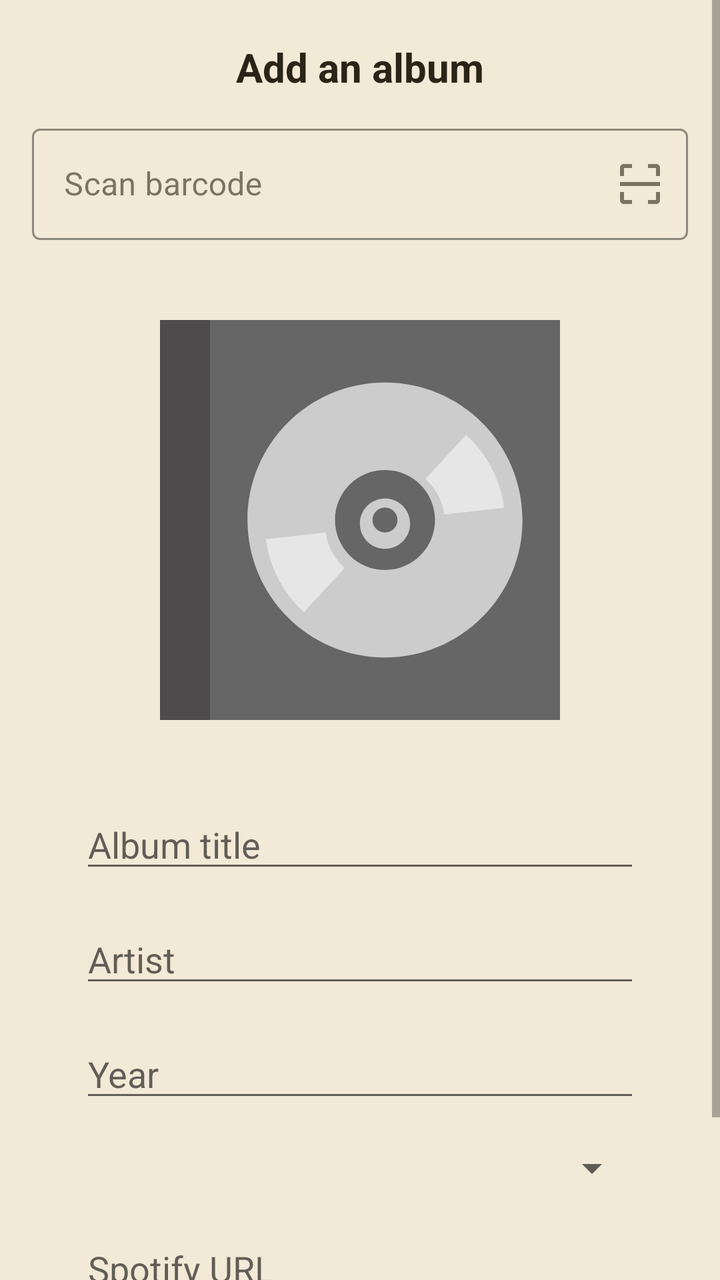
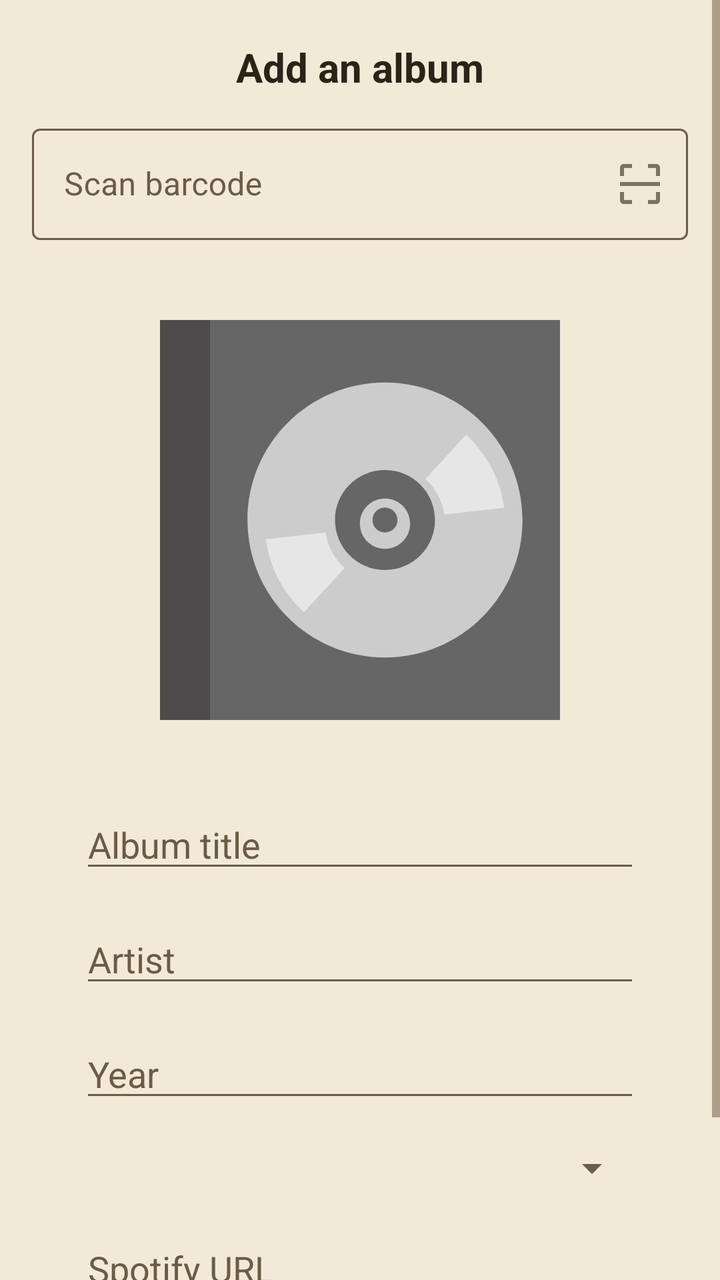

Before-and-after screenshots of an Android layout around one commit, followed by the original layout XML and the change that was made.
<!-- AndroidManifest.xml: application theme Theme.VintageTrackD -->
<!-- res/layout/activity_add_album.xml -->
<?xml version="1.0" encoding="utf-8"?>
<ScrollView xmlns:android="http://schemas.android.com/apk/res/android"
        xmlns:app="http://schemas.android.com/apk/res-auto"
        android:id="@+id/scrollView"
        android:layout_width="match_parent"
        android:layout_height="match_parent">

    <LinearLayout
            android:layout_width="match_parent"
            android:layout_height="wrap_content"
            android:gravity="top"
            android:orientation="vertical"
            android:padding="@dimen/screen_padding">

        <LinearLayout
                android:id="@+id/barcodeScanHeader"
                android:layout_width="match_parent"
                android:layout_height="wrap_content"
                android:gravity="center"
                android:orientation="horizontal"
                android:paddingTop="4dp"
                android:paddingBottom="12dp">

            <TextView
                    android:id="@+id/tvTitle"
                    android:layout_width="wrap_content"
                    android:layout_height="wrap_content"
                    android:text="Add an album"
                    android:textAlignment="center"
                    android:textSize="@dimen/header_text_size"
                    android:textStyle="bold" />
        </LinearLayout>

        <LinearLayout
                android:layout_width="match_parent"
                android:layout_height="wrap_content"
                android:layout_marginBottom="16dp"
                android:gravity="center_vertical"
                android:orientation="horizontal">

            <com.google.android.material.textfield.TextInputLayout
                    android:id="@+id/lyBarcode"
                    android:layout_width="0dp"
                    android:layout_height="wrap_content"
                    android:layout_weight="1"
                    android:hint="Scan barcode"
                    app:endIconDrawable="@drawable/ic_scan"
                    app:endIconMode="custom">

                <com.google.android.material.textfield.TextInputEditText
                        android:id="@+id/etBarcode"
                        android:layout_width="match_parent"
                        android:layout_height="wrap_content"
                        android:imeOptions="actionGo"
                        android:inputType="number"
                        android:singleLine="true" />
            </com.google.android.material.textfield.TextInputLayout>
        </LinearLayout>

        <ImageView
                android:id="@+id/ivCover"
                android:layout_width="200dp"
                android:layout_height="200dp"
                android:layout_gravity="center"
                android:layout_margin="@dimen/margin_large"
                android:background="#ddd"
                android:scaleType="centerCrop"
                android:src="@drawable/cover_placeholder" />


        <EditText
                android:id="@+id/etTitle"
                android:layout_width="match_parent"
                android:layout_height="wrap_content"
                android:layout_marginLeft="@dimen/margin_large"
                android:layout_marginTop="@dimen/margin_medium"
                android:layout_marginRight="@dimen/margin_large"
                android:hint="Album title"
                android:inputType="textMultiLine"
                android:maxLines="3" />

        <MultiAutoCompleteTextView
                android:id="@+id/etArtist"
                android:layout_width="match_parent"
                android:layout_height="wrap_content"
                android:layout_marginLeft="@dimen/margin_large"
                android:layout_marginTop="@dimen/margin_medium"
                android:layout_marginRight="@dimen/margin_large"
                android:completionThreshold="1"
                android:hint="Artist"
                android:inputType="textMultiLine"
                android:maxLines="3" />

        <EditText
                android:id="@+id/etYear"
                android:layout_width="match_parent"
                android:layout_height="wrap_content"
                android:layout_marginLeft="@dimen/margin_large"
                android:layout_marginTop="@dimen/margin_medium"
                android:layout_marginRight="@dimen/margin_large"
                android:hint="Year"
                android:imeOptions="actionNext"
                android:inputType="number" />

        <Spinner
                android:id="@+id/spFormat"
                android:layout_width="match_parent"
                android:layout_height="wrap_content"
                android:layout_marginLeft="@dimen/margin_large"
                android:layout_marginTop="@dimen/margin_medium"
                android:layout_marginRight="@dimen/margin_large" />

        <EditText
                android:id="@+id/etSpotifyUrl"
                android:layout_width="match_parent"
                android:layout_height="wrap_content"
                android:layout_marginLeft="@dimen/margin_large"
                android:layout_marginTop="@dimen/margin_medium"
                android:layout_marginRight="@dimen/margin_large"
                android:hint="Spotify URL"
                android:inputType="textMultiLine"
                android:maxLines="3" />

        <Button
                android:id="@+id/btnSave"
                android:layout_width="match_parent"
                android:layout_height="wrap_content"
                android:layout_marginLeft="@dimen/margin_large"
                android:layout_marginTop="@dimen/margin_medium"
                android:layout_marginRight="@dimen/margin_large"
                android:text="Save Album" />
    </LinearLayout>

</ScrollView>
<!-- resources referenced by this layout -->
<resources>
  <dimen name="header_text_size">20sp</dimen>
  <dimen name="margin_large">24dp</dimen>
  <dimen name="margin_medium">16dp</dimen>
  <dimen name="screen_padding">@dimen/padding_medium</dimen>
  <style name="Theme.VintageTrackD" parent="Theme.MaterialComponents.Light.NoActionBar">
          
          <item name="android:colorBackground">@color/td_bg</item>
          <item name="colorSurface">@color/td_surface</item>
          <item name="colorOnSurface">@color/td_onSurface</item>
          <item name="colorOnBackground">@color/td_onBg</item>
  
          
          <item name="colorPrimary">@color/td_primary</item>
          <item name="colorPrimaryVariant">@color/td_primaryVariant</item>
          <item name="colorOnPrimary">@color/td_onPrimary</item>
  
          
          <item name="colorSecondary">@color/td_secondary</item>
          <item name="colorSecondaryVariant">@color/td_secondaryVariant</item>
          <item name="colorOnSecondary">@color/td_onSecondary</item>
  
          
          <item name="colorAccent">@color/td_accent</item>
  
          
          <item name="android:textColor">@color/td_textPrimary</item>
  
          
          <item name="cardViewStyle">@style/Widget.TrackD.CardView</item>
  
          
          <item name="textInputStyle">@style/Widget.TrackD.TextInput</item>
  
          <item name="android:windowTranslucentStatus">false</item>
          <item name="android:windowTranslucentNavigation">false</item>
          <item name="android:windowLayoutInDisplayCutoutMode">never</item>
          <item name="android:fitsSystemWindows">true</item>
      </style>
  <dimen name="padding_medium">16dp</dimen>
  <color name="td_bg">#F3E9D7</color>
  <color name="td_surface">#E4D4B8</color>
  <color name="td_onSurface">#2A2418</color>
  <color name="td_onBg">#2A2418</color>
  <color name="td_primary">#6B5637</color>
  <color name="td_primaryVariant">#574528</color>
  <color name="td_onPrimary">#F3E9D7</color>
  <color name="td_secondary">#A9825A</color>
  <color name="td_secondaryVariant">#8B6A48</color>
  <color name="td_onSecondary">#2A2418</color>
  <color name="td_accent">#C49A6C</color>
  <color name="td_textPrimary">#2A2418</color>
  <style name="Widget.TrackD.CardView" parent="Widget.MaterialComponents.CardView">
          <item name="cardBackgroundColor">@color/td_surface</item>
          <item name="cardElevation">3dp</item>
          <item name="cardUseCompatPadding">true</item>
      </style>
  <style name="Widget.TrackD.TextInput" parent="Widget.MaterialComponents.TextInputLayout.OutlinedBox">
          <item name="hintTextColor">@color/td_textSecondary</item>
          <item name="android:textColor">@color/td_textPrimary</item>
          <item name="boxStrokeColor">@color/td_primary</item>
      </style>
  <color name="td_textSecondary">#6A5C45</color>
  <!-- unchanged entries left out for length: 2 -->
</resources>

<!-- the commit's change to res/layout/activity_add_album.xml (unified diff, before → after) -->
@@ -39,6 +39,7 @@
                 android:orientation="horizontal">
 
             <com.google.android.material.textfield.TextInputLayout
+                    app:boxBackgroundMode="outline"
                     android:id="@+id/lyBarcode"
                     android:layout_width="0dp"
                     android:layout_height="wrap_content"
<!-- resource entries referenced after the edit -->
@@ -32,11 +32,16 @@
   
           
           <item name="textInputStyle">@style/Widget.TrackD.TextInput</item>
+          <item name="android:textColorHint">@color/td_textSecondary</item>
+          <item name="hintTextColor">@color/td_textSecondary</item>
+          <item name="android:editTextColor">@color/td_textPrimary</item>
+          <item name="colorControlNormal">@color/td_textSecondary</item>
   
           <item name="android:windowTranslucentStatus">false</item>
           <item name="android:windowTranslucentNavigation">false</item>
           <item name="android:windowLayoutInDisplayCutoutMode">never</item>
           <item name="android:fitsSystemWindows">true</item>
+          <item name="android:windowLightStatusBar">true</item>
       </style>
   <dimen name="padding_medium">16dp</dimen>
   <color name="td_bg">#F3E9D7</color>
@@ -52,16 +57,23 @@
   <color name="td_accent">#C49A6C</color>
   <color name="td_textPrimary">#2A2418</color>
   <style name="Widget.TrackD.CardView" parent="Widget.MaterialComponents.CardView">
-          <item name="cardBackgroundColor">@color/td_surface</item>
+          <item name="cardBackgroundColor">@color/td_accent</item>
           <item name="cardElevation">3dp</item>
           <item name="cardUseCompatPadding">true</item>
       </style>
   <style name="Widget.TrackD.TextInput" parent="Widget.MaterialComponents.TextInputLayout.OutlinedBox">
+          <item name="boxBackgroundMode">outline</item>
+          <item name="boxStrokeColor">@color/mtrl_textinput_default_box_stroke_color</item>
+          <item name="boxStrokeWidth">1dp</item>
+          <item name="boxStrokeWidthFocused">2dp</item>
           <item name="hintTextColor">@color/td_textSecondary</item>
           <item name="android:textColor">@color/td_textPrimary</item>
-          <item name="boxStrokeColor">@color/td_primary</item>
+          <item name="android:textColorHint">@color/td_textSecondary</item>
       </style>
   <color name="td_textSecondary">#6A5C45</color>
+  <color name="mtrl_textinput_default_box_stroke_color" tools:override="true">
+          @color/td_textSecondary
+      </color>
   <!-- unchanged entries left out for length: 2 -->
 </resources>
 
